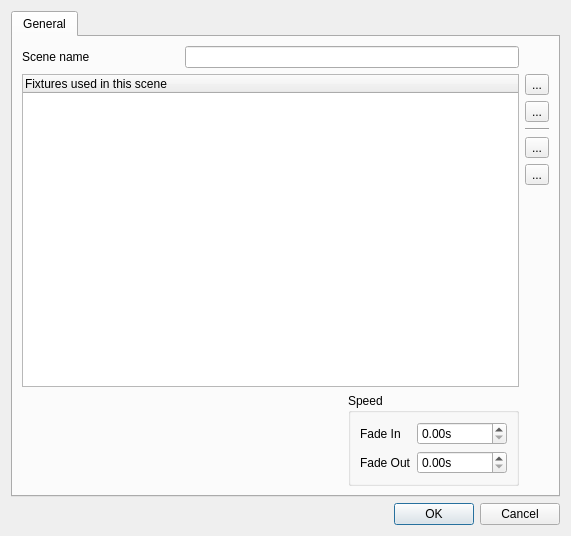
This is trunk/ui/src/sceneeditor.ui in Bondzio/qlc as Qt 5 draws it before an edit. The edited form follows.
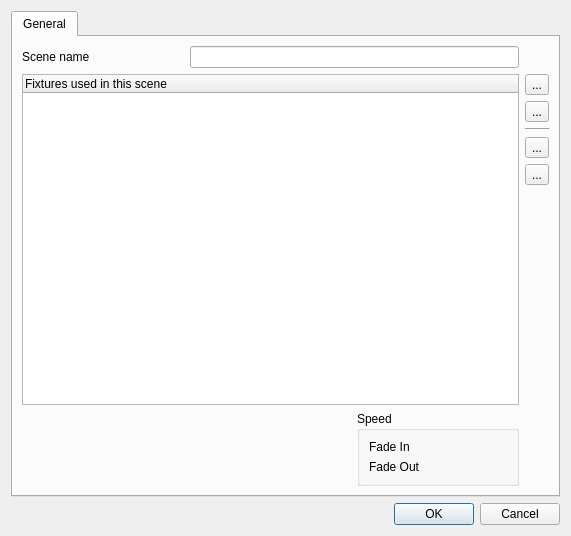
This is the edited form. Icons and pictures are not drawn.

```diff
--- a/trunk/ui/src/sceneeditor.ui
+++ b/trunk/ui/src/sceneeditor.ui
@@ -197,19 +197,6 @@
             </property>
            </widget>
           </item>
-          <item row="0" column="1">
-           <widget class="QDoubleSpinBox" name="m_fadeInSpin">
-            <property name="suffix">
-             <string>s</string>
-            </property>
-            <property name="maximum">
-             <double>999999.989999999990687</double>
-            </property>
-            <property name="singleStep">
-             <double>0.100000000000000</double>
-            </property>
-           </widget>
-          </item>
           <item row="1" column="0">
            <widget class="QLabel" name="label_2">
             <property name="text">
@@ -217,18 +204,11 @@
             </property>
            </widget>
           </item>
+          <item row="0" column="1">
+           <widget class="QWidget" name="m_fadeInContainer" native="true"/>
+          </item>
           <item row="1" column="1">
-           <widget class="QDoubleSpinBox" name="m_fadeOutSpin">
-            <property name="suffix">
-             <string>s</string>
-            </property>
-            <property name="maximum">
-             <double>999999.989999999990687</double>
-            </property>
-            <property name="singleStep">
-             <double>0.100000000000000</double>
-            </property>
-           </widget>
+           <widget class="QWidget" name="m_fadeOutContainer" native="true"/>
           </item>
          </layout>
         </widget>
```
